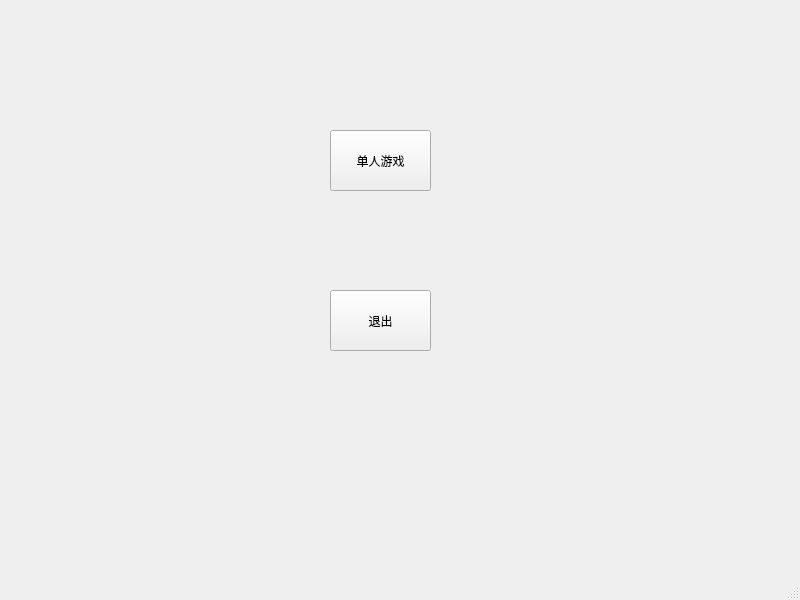
This is Tetris/Cboard.ui in Aurora-glint/Tetris as Qt 5 draws it before an edit. The edited form follows.
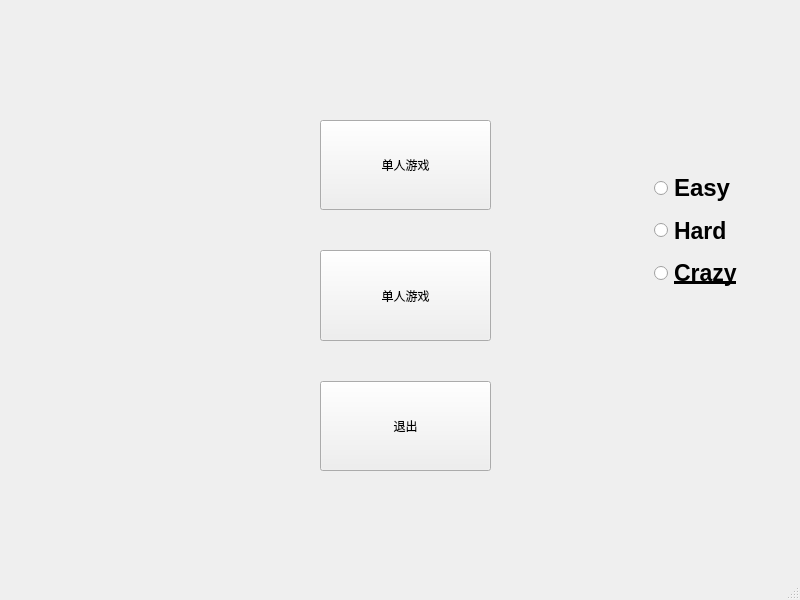
This is the edited form.

Commit message: 单选按钮信号连接

What changed in the file:
```diff
--- a/Tetris/Cboard.ui
+++ b/Tetris/Cboard.ui
@@ -14,31 +14,145 @@
    <string>MainWindow</string>
   </property>
   <widget class="QWidget" name="centralwidget">
-   <widget class="QPushButton" name="single_button">
+   <widget class="QWidget" name="">
     <property name="geometry">
      <rect>
-      <x>330</x>
-      <y>130</y>
-      <width>101</width>
-      <height>61</height>
+      <x>320</x>
+      <y>120</y>
+      <width>171</width>
+      <height>351</height>
      </rect>
     </property>
-    <property name="text">
-     <string>单人游戏</string>
-    </property>
+    <layout class="QVBoxLayout" name="verticalLayout">
+     <property name="spacing">
+      <number>40</number>
+     </property>
+     <item>
+      <widget class="QPushButton" name="single_button">
+       <property name="sizePolicy">
+        <sizepolicy hsizetype="Preferred" vsizetype="Preferred">
+         <horstretch>0</horstretch>
+         <verstretch>0</verstretch>
+        </sizepolicy>
+       </property>
+       <property name="text">
+        <string>单人游戏</string>
+       </property>
+      </widget>
+     </item>
+     <item>
+      <widget class="QPushButton" name="single_button_2">
+       <property name="sizePolicy">
+        <sizepolicy hsizetype="Preferred" vsizetype="Preferred">
+         <horstretch>0</horstretch>
+         <verstretch>0</verstretch>
+        </sizepolicy>
+       </property>
+       <property name="text">
+        <string>单人游戏</string>
+       </property>
+      </widget>
+     </item>
+     <item>
+      <widget class="QPushButton" name="exit_button">
+       <property name="sizePolicy">
+        <sizepolicy hsizetype="Preferred" vsizetype="Preferred">
+         <horstretch>0</horstretch>
+         <verstretch>0</verstretch>
+        </sizepolicy>
+       </property>
+       <property name="text">
+        <string>退出</string>
+       </property>
+      </widget>
+     </item>
+    </layout>
    </widget>
-   <widget class="QPushButton" name="exit_button">
+   <widget class="QWidget" name="">
     <property name="geometry">
      <rect>
-      <x>330</x>
-      <y>290</y>
-      <width>101</width>
-      <height>61</height>
+      <x>650</x>
+      <y>170</y>
+      <width>121</width>
+      <height>121</height>
      </rect>
     </property>
-    <property name="text">
-     <string>退出</string>
-    </property>
+    <layout class="QVBoxLayout" name="verticalLayout_2" stretch="0,0,0">
+     <property name="sizeConstraint">
+      <enum>QLayout::SizeConstraint::SetDefaultConstraint</enum>
+     </property>
+     <property name="leftMargin">
+      <number>4</number>
+     </property>
+     <item>
+      <widget class="QRadioButton" name="EasyradioButton">
+       <property name="sizePolicy">
+        <sizepolicy hsizetype="Preferred" vsizetype="Preferred">
+         <horstretch>0</horstretch>
+         <verstretch>0</verstretch>
+        </sizepolicy>
+       </property>
+       <property name="font">
+        <font>
+         <pointsize>18</pointsize>
+         <bold>true</bold>
+        </font>
+       </property>
+       <property name="focusPolicy">
+        <enum>Qt::FocusPolicy::TabFocus</enum>
+       </property>
+       <property name="text">
+        <string>Easy</string>
+       </property>
+      </widget>
+     </item>
+     <item>
+      <widget class="QRadioButton" name="HardradioButton">
+       <property name="sizePolicy">
+        <sizepolicy hsizetype="Preferred" vsizetype="Preferred">
+         <horstretch>0</horstretch>
+         <verstretch>0</verstretch>
+        </sizepolicy>
+       </property>
+       <property name="font">
+        <font>
+         <pointsize>17</pointsize>
+         <bold>true</bold>
+        </font>
+       </property>
+       <property name="focusPolicy">
+        <enum>Qt::FocusPolicy::TabFocus</enum>
+       </property>
+       <property name="text">
+        <string>Hard</string>
+       </property>
+      </widget>
+     </item>
+     <item>
+      <widget class="QRadioButton" name="CrazyradioButton">
+       <property name="sizePolicy">
+        <sizepolicy hsizetype="Preferred" vsizetype="Preferred">
+         <horstretch>0</horstretch>
+         <verstretch>0</verstretch>
+        </sizepolicy>
+       </property>
+       <property name="font">
+        <font>
+         <pointsize>17</pointsize>
+         <bold>true</bold>
+         <underline>true</underline>
+         <stylestrategy>PreferDefault</stylestrategy>
+        </font>
+       </property>
+       <property name="focusPolicy">
+        <enum>Qt::FocusPolicy::TabFocus</enum>
+       </property>
+       <property name="text">
+        <string>Crazy</string>
+       </property>
+      </widget>
+     </item>
+    </layout>
    </widget>
   </widget>
   <widget class="QMenuBar" name="menubar">
```
The commit also changes 3 other files.
